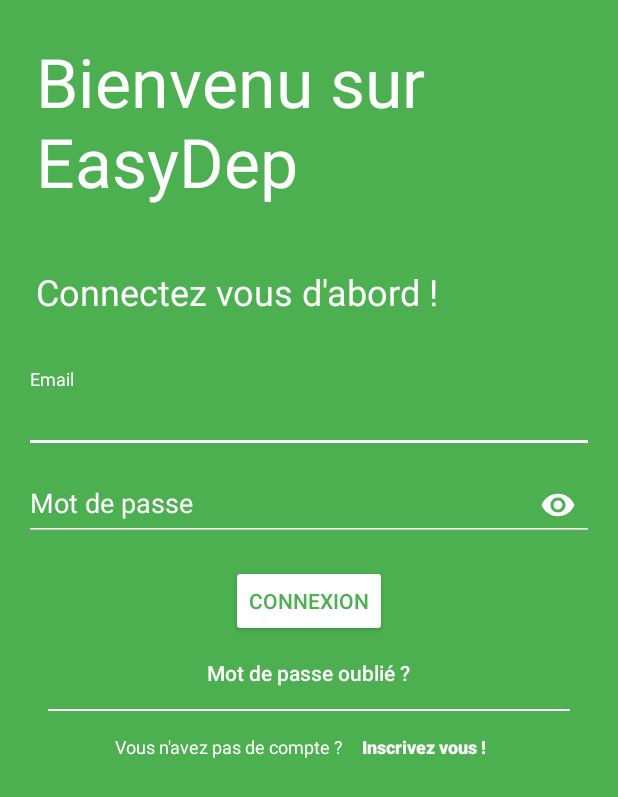
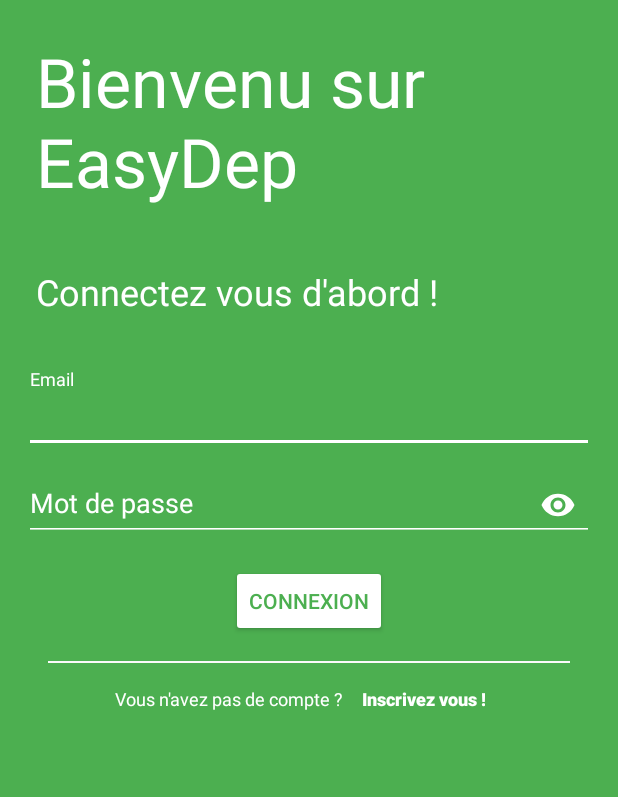
Before and after one commit to nounoubensebia/easydep-android-repair-service, an Android app: the screen it shows after launch (LoginActivity), on a phone screen of 412 x 824 dp. Shown: the top 797 px of the screen. Run offline under Robolectric (Android 15) with nearby library versions, the phone set to English and light mode, and no system bars.

Commit message:
minor changes

```diff
--- a/app/src/main/java/com/example/nouno/easydep_repairservice/Activities/AssistanceRequestInfoActivity.java
+++ b/app/src/main/java/com/example/nouno/easydep_repairservice/Activities/AssistanceRequestInfoActivity.java
@@ -93,7 +93,7 @@ public class AssistanceRequestInfoActivity extends AppCompatActivity implements
         Drawable drawable;
         if (assistanceRequest.isHeavy())
         {
-            typeText.setText("Véhicule lourd");
+            typeText.setText("Poids lourd");
             drawable= getDrawable(R.drawable.ic_airport_heavy_24dp);
             typeText.setCompoundDrawablesWithIntrinsicBounds(null,drawable,null,null);
             View heavyLayout = findViewById(R.id.heavy_layout);
--- a/app/src/main/java/com/example/nouno/easydep_repairservice/Data/AssistanceRequest.java
+++ b/app/src/main/java/com/example/nouno/easydep_repairservice/Data/AssistanceRequest.java
@@ -148,7 +148,7 @@ public class AssistanceRequest {
         double durationInMinutes = toDeparture.getDuration()/60;
         NumberFormat nf = new DecimalFormat("0.#");
         String s = nf.format(durationInMinutes);
-        return ("a "+s+" Minutes de route");
+        return ("à "+s+" Minutes de route");
     }
     public String getDepartureToDestinationString()
     {
@@ -246,6 +246,7 @@ public class AssistanceRequest {
             assistanceRequest.setLength((float)jsonObject.getDouble("length"));
             assistanceRequest.setWeight((float)jsonObject.getDouble("weight"));
         }
+        assistanceRequest.setVehiculeCanMove(jsonObject.getBoolean("vehicule_can_move"));
         return assistanceRequest;
         } catch (JSONException e) {
             e.printStackTrace();
--- a/app/src/main/java/com/example/nouno/easydep_repairservice/Services/LocationUpdateService.java
+++ b/app/src/main/java/com/example/nouno/easydep_repairservice/Services/LocationUpdateService.java
@@ -43,6 +43,7 @@ public class LocationUpdateService extends Service implements GoogleApiClient.Co
 
     @Override
     public void onCreate() {
+        Log.i("Service","Launched");
         repairService = Utils.getLoggedRepairService(this);
         googleApiClient = new GoogleApiClient.Builder(this).addApi(LocationServices.API).addConnectionCallbacks(this).addOnConnectionFailedListener(this).build();
         googleApiClient.connect();
--- a/app/src/main/res/layout/activity_login.xml
+++ b/app/src/main/res/layout/activity_login.xml
@@ -101,15 +101,9 @@
                 android:layout_height="wrap_content" />
 
         </RelativeLayout>
-        <Button
-            android:layout_width="wrap_content"
-            android:layout_height="wrap_content"
-            android:layout_gravity="center"
-            android:text="Mot de passe oublié ?"
-            android:id="@+id/password_forgotten_button"
-            android:textAllCaps="false"
-            style="?borderlessButtonStyle"/>
+
         <View
+            android:layout_marginTop="16dp"
             android:layout_marginRight="32dp"
             android:layout_marginLeft="32dp"
             android:layout_width="match_parent"
```
Also changed, not shown: app/src/main/java/com/example/nouno/easydep_repairservice/Activities/LoginActivity.java (+4 -3 lines).
